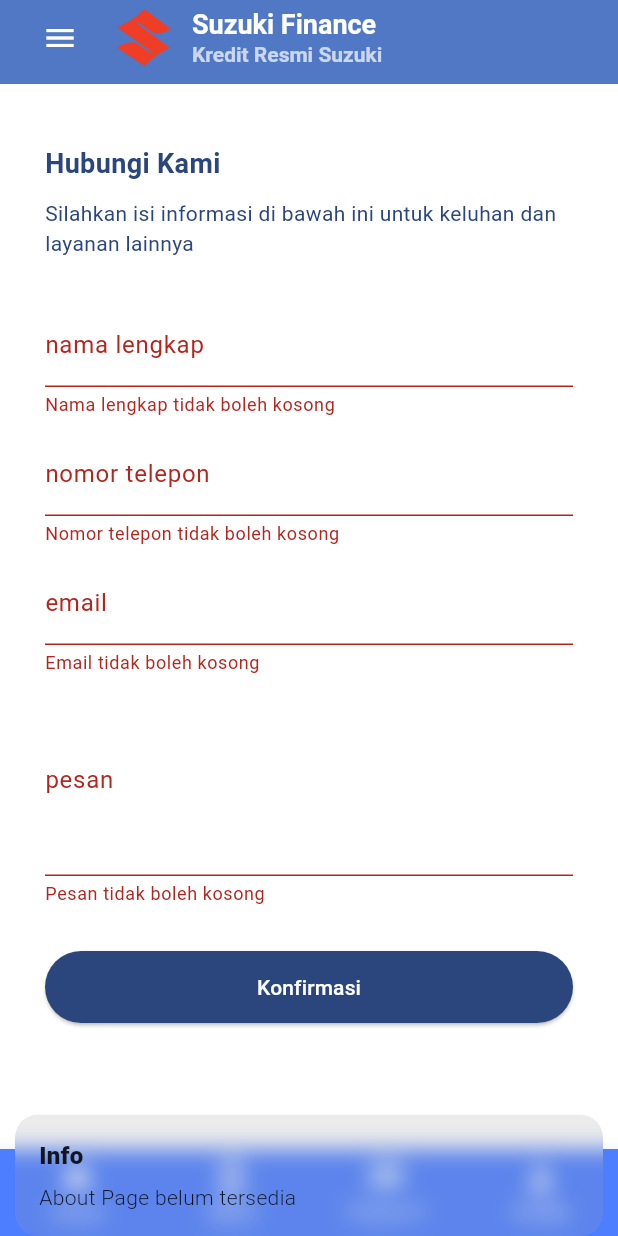
After one commit to suzukifinanceindoensia/sufi-one, a Flutter app: the ContactView screen opened directly, item 2 of the bottom bar chosen, after a tap on "Konfirmasi", on a phone screen of 412 x 824 dp. The commit adds this screen. Run offline on Flutter 3.47's test engine with Material 3 defaults, Android fonts, the phone set to English and light mode, and no system bars; our stand-ins replace font_awesome_flutter, geolocator, get, google_fonts, image_picker, logger and 1 more; missing offline and left inert: installed_apps, onesignal_flutter.

Commit message:
menambahkan beberapa feature seperti contact page dan about page about page menambahkan beberapa fitur seperti navigasi ke social media SFI seperti instagram facebook whatsapp dan juga youtube. terdapat juga email call center website dan FAQ

```diff
--- /dev/null
+++ b/lib/app/modules/public/bindings/contact_binding.dart
@@ -0,0 +1,9 @@
+import 'package:get/get.dart';
+import '../controllers/contact_controller.dart';
+
+class ContactBinding extends Bindings {
+  @override
+  void dependencies() {
+    Get.lazyPut<ContactController>(() => ContactController());
+  }
+}
--- /dev/null
+++ b/lib/app/modules/public/controllers/contact_controller.dart
@@ -0,0 +1,39 @@
+import 'package:flutter/material.dart';
+import 'package:get/get.dart';
+
+class ContactController extends GetxController {
+  final formKey = GlobalKey<FormState>();
+
+  final nameController = TextEditingController();
+  final phoneController = TextEditingController();
+  final emailController = TextEditingController();
+  final messageController = TextEditingController();
+
+  void onSubmit() {
+    if (formKey.currentState!.validate()) {
+      // Implementasikan aksi pengiriman data
+      Get.snackbar(
+        "Sukses",
+        "Form berhasil dikirim",
+        snackPosition: SnackPosition.BOTTOM,
+      );
+      clearForm();
+    }
+  }
+
+  void clearForm() {
+    nameController.clear();
+    phoneController.clear();
+    emailController.clear();
+    messageController.clear();
+  }
+
+  @override
+  void onClose() {
+    nameController.dispose();
+    phoneController.dispose();
+    emailController.dispose();
+    messageController.dispose();
+    super.onClose();
+  }
+}
--- a/lib/app/modules/public/views/about_view.dart
+++ b/lib/app/modules/public/views/about_view.dart
@@ -33,6 +33,7 @@
   @override
   Widget build(BuildContext context) {
     return Scaffold(
+      backgroundColor: AppColors.bg1,
       appBar: SuzukiFinanceAppBar(),
       body: SingleChildScrollView(
         padding: const EdgeInsets.all(20),
--- /dev/null
+++ b/lib/app/modules/public/views/contact_view.dart
@@ -0,0 +1,121 @@
+import 'package:flutter/material.dart';
+import 'package:flutter/services.dart';
+import 'package:get/get.dart';
+import 'package:sufi_one/app/modules/public/controllers/contact_controller.dart';
+import 'package:sufi_one/app/modules/public/widgets/bottomnavbar.dart';
+import 'package:sufi_one/app/theme/color_constant.dart';
+import 'package:sufi_one/app/modules/public/widgets/appbar.dart';
+
+class ContactView extends StatefulWidget {
+  const ContactView({Key? key}) : super(key: key);
+
+  @override
+  State<ContactView> createState() => _ContactViewState();
+}
+
+class _ContactViewState extends State<ContactView> {
+  final controller = Get.find<ContactController>();
+
+  @override
+  Widget build(BuildContext context) {
+    return Scaffold(
+      backgroundColor: AppColors.bg1,
+      appBar: SuzukiFinanceAppBar(),
+      resizeToAvoidBottomInset: false,
+      body: SingleChildScrollView(
+        padding: const EdgeInsets.all(30),
+        child: Form(
+          key: controller.formKey,
+          child: Column(
+            crossAxisAlignment: CrossAxisAlignment.start,
+            children: [
+              const SizedBox(height: 10),
+              const Text(
+                "Hubungi Kami",
+                style: TextStyle(
+                  fontSize: 18,
+                  fontWeight: FontWeight.bold,
+                  color: AppColors.button,
+                ),
+              ),
+              const SizedBox(height: 10),
+              const Text(
+                "Silahkan isi informasi di bawah ini untuk keluhan dan layanan lainnya",
+                style: TextStyle(fontSize: 14, color: AppColors.button),
+              ),
+              const SizedBox(height: 30),
+              TextFormField(
+                controller: controller.nameController,
+                inputFormatters: [
+                  FilteringTextInputFormatter.allow(RegExp("[a-z A-Z]")),
+                ],
+                decoration: const InputDecoration(labelText: "nama lengkap"),
+                validator: (value) {
+                  if (value == null || value.isEmpty)
+                    return "Nama lengkap tidak boleh kosong";
+                  return null;
+                },
+              ),
+              const SizedBox(height: 10),
+              TextFormField(
+                controller: controller.phoneController,
+                keyboardType: TextInputType.phone,
+                inputFormatters: [FilteringTextInputFormatter.digitsOnly],
+                decoration: const InputDecoration(labelText: "nomor telepon"),
+                validator: (value) {
+                  if (value == null || value.isEmpty)
+                    return "Nomor telepon tidak boleh kosong";
+                  if (value.length < 10)
+                    return "Nomor telepon minimal 10 digit";
+                  if (value.length > 15)
+                    return "Nomor telepon maksimal 15 digit";
+                  return null;
+                },
+              ),
+              const SizedBox(height: 10),
+              TextFormField(
+                controller: controller.emailController,
+                keyboardType: TextInputType.emailAddress,
+                decoration: const InputDecoration(labelText: "email"),
+                validator: (value) {
+                  if (value == null || value.isEmpty)
+                    return "Email tidak boleh kosong";
+                  if (!GetUtils.isEmail(value))
+                    return "Format email tidak valid";
+                  return null;
+                },
+              ),
+              const SizedBox(height: 6),
+              TextFormField(
+                controller: controller.messageController,
+                maxLines: 4,
+                decoration: const InputDecoration(labelText: "pesan"),
+                validator: (value) {
+                  if (value == null || value.isEmpty)
+                    return "Pesan tidak boleh kosong";
+                  return null;
+                },
+              ),
+              const SizedBox(height: 30),
+              SizedBox(
+                width: double.infinity,
+                height: 48,
+                child: ElevatedButton(
+                  onPressed: controller.onSubmit,
+                  style: ElevatedButton.styleFrom(
+                    backgroundColor: AppColors.button,
+                  ),
+                  child: const Text(
+                    "Konfirmasi",
+                    style: TextStyle(color: Colors.white),
+                  ),
+                ),
+              ),
+            ],
+          ),
+        ),
+      ),
+      bottomNavigationBar: BottomNavbar(selectedIndex: 2),
+    );
+  }
+}
```
